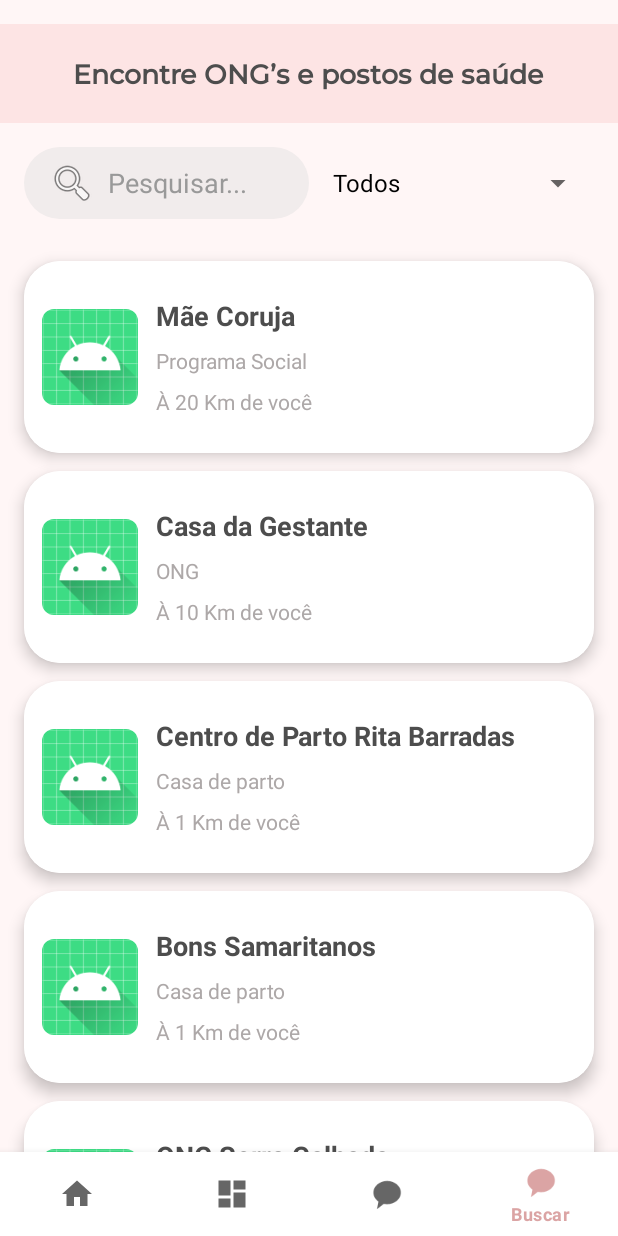
After one commit to vmila1/GestAcao, an Android app: the BuscarFragment screen opened through its navigation route, on a phone screen of 412 x 824 dp. The commit adds this screen. Run offline under Robolectric (Android 15) with nearby library versions, the phone set to English and light mode, and no system bars; our stand-ins replace navigation-ui; Roboto replaces fonts that are not available here.

Commit message:
Adicao da tela de Busca

```diff
--- a/app/src/main/AndroidManifest.xml
+++ b/app/src/main/AndroidManifest.xml
@@ -37,6 +37,8 @@
         </intent-filter>
         </activity>
 
+        <activity android:name=".ui.InstitutionDetailActivity" />
+
         <meta-data
             android:name="preloaded_fonts"
             android:resource="@array/preloaded_fonts" />
--- /dev/null
+++ b/app/src/main/java/com/pjt/gestacao/model/Institution.kt
@@ -0,0 +1,9 @@
+package com.pjt.gestacao.model
+
+data class Institution(
+    val id: Int,
+    val name: String,
+    val type: String,
+    val distance: String,
+    val logoResId: Int      // referência a drawable/mipmap
+)
--- /dev/null
+++ b/app/src/main/java/com/pjt/gestacao/ui/InstitutionDetailActivity.kt
@@ -0,0 +1,12 @@
+package com.pjt.gestacao.ui
+
+import android.os.Bundle
+import androidx.appcompat.app.AppCompatActivity
+import com.pjt.gestacao.R
+
+class InstitutionDetailActivity : AppCompatActivity() {
+    override fun onCreate(savedInstanceState: Bundle?) {
+        super.onCreate(savedInstanceState)
+        setContentView(R.layout.activity_institution_detail)
+    }
+}
--- /dev/null
+++ b/app/src/main/java/com/pjt/gestacao/ui/buscar/BuscarFragment.kt
@@ -0,0 +1,87 @@
+package com.pjt.gestacao.ui.buscar
+
+import android.content.Intent
+import android.os.Bundle
+import android.view.LayoutInflater
+import android.view.View
+import android.view.ViewGroup
+import android.widget.ArrayAdapter
+import android.widget.EditText
+import android.widget.Spinner
+import androidx.core.widget.addTextChangedListener
+import androidx.fragment.app.Fragment
+import androidx.recyclerview.widget.LinearLayoutManager
+import com.pjt.gestacao.R
+import com.pjt.gestacao.databinding.FragmentBuscarBinding
+import com.pjt.gestacao.model.Institution
+import com.pjt.gestacao.ui.buscar.InstitutionAdapter
+import com.pjt.gestacao.ui.InstitutionDetailActivity
+import android.widget.AdapterView
+
+
+class BuscarFragment : Fragment() {
+
+    private var _binding: FragmentBuscarBinding? = null
+    private val binding get() = _binding!!
+
+    private lateinit var adapter: InstitutionAdapter
+
+    private val institutions = listOf(
+        Institution(1, "Mãe Coruja", "Programa Social", "À 20 Km de você", R.mipmap.ic_launcher_round),
+        Institution(2, "Casa da Gestante", "ONG", "À 10 Km de você", R.mipmap.ic_launcher_round),
+        Institution(3, "Centro de Parto Rita Barradas", "Casa de parto", "À 1 Km de você", R.mipmap.ic_launcher_round),
+        Institution(4, "Bons Samaritanos", "Casa de parto", "À 1 Km de você", R.mipmap.ic_launcher_round),
+        Institution(5, "ONG Serra Calhada", "ONG", "À 1 Km de você", R.mipmap.ic_launcher_round),
+    )
+
+    override fun onCreateView(inflater: LayoutInflater, container: ViewGroup?, savedInstanceState: Bundle?): View {
+        _binding = FragmentBuscarBinding.inflate(inflater, container, false)
+        val view = binding.root
+
+        // Configurar RecyclerView
+        adapter = InstitutionAdapter(institutions) { inst ->
+            val intent = Intent(requireContext(), InstitutionDetailActivity::class.java)
+            intent.putExtra("INST_ID", inst.id)
+            startActivity(intent)
+        }
+
+        binding.rvInstitutions.layoutManager = LinearLayoutManager(context)
+        binding.rvInstitutions.adapter = adapter
+
+        // Configurar Spinner
+        val tipos = listOf("Todos") + institutions.map { it.type }.distinct()
+        val spinner = binding.spinnerFilter
+        spinner.adapter = ArrayAdapter(requireContext(), android.R.layout.simple_spinner_dropdown_item, tipos)
+
+        binding.spinnerFilter.onItemSelectedListener = object : AdapterView.OnItemSelectedListener {
+            override fun onItemSelected(parent: AdapterView<*>, view: View?, position: Int, id: Long) {
+                val filtro = parent.getItemAtPosition(position).toString()
+                val query = binding.searchBar.text.toString()
+                applyFilters(query, filtro)
+            }
+
+            override fun onNothingSelected(parent: AdapterView<*>) {}
+        }
+
+
+        // Listener do Search
+        binding.searchBar.addTextChangedListener { text ->
+            val filtro = spinner.selectedItem.toString()
+            applyFilters(text.toString(), filtro)
+        }
+
+        return view
+    }
+
+    private fun applyFilters(query: String, filtro: String) {
+        val filtered = institutions.filter {
+            it.name.contains(query, ignoreCase = true) && (filtro == "Todos" || it.type == filtro)
+        }
+        adapter.updateData(filtered)
+    }
+
+    override fun onDestroyView() {
+        super.onDestroyView()
+        _binding = null
+    }
+}
--- /dev/null
+++ b/app/src/main/java/com/pjt/gestacao/ui/buscar/InstitutionAdapter.kt
@@ -0,0 +1,54 @@
+package com.pjt.gestacao.ui.buscar
+
+import android.view.LayoutInflater
+import android.view.View
+import android.view.ViewGroup
+import android.widget.ImageView
+import android.widget.TextView
+import androidx.recyclerview.widget.RecyclerView
+import com.pjt.gestacao.R
+import com.pjt.gestacao.model.Institution
+
+class InstitutionAdapter(
+    private var items: List<Institution>,
+    private val onClick: (Institution) -> Unit
+) : RecyclerView.Adapter<InstitutionAdapter.ViewHolder>() {
+
+    inner class ViewHolder(private val view: View) : RecyclerView.ViewHolder(view) {
+        // 1) Linkando as views do seu item_institution.xml
+        private val imgLogo: ImageView      = view.findViewById(R.id.imgLogo)
+        private val tvName: TextView        = view.findViewById(R.id.tvName)
+        private val tvType: TextView        = view.findViewById(R.id.tvType)
+        private val tvDistance: TextView    = view.findViewById(R.id.tvDistance)
+
+        fun bind(inst: Institution) {
+            imgLogo.setImageResource(inst.logoResId)
+            tvName.text     = inst.name
+            tvType.text     = inst.type
+            tvDistance.text = inst.distance
+
+            view.setOnClickListener { onClick(inst) }
+        }
+    }
+
+    // 2) Inflando o layout do card
+    override fun onCreateViewHolder(parent: ViewGroup, viewType: Int): ViewHolder {
+        val itemView = LayoutInflater.from(parent.context)
+            .inflate(R.layout.item_institution, parent, false)
+        return ViewHolder(itemView)
+    }
+
+    override fun getItemCount() = items.size
+
+    // 3) Ligando cada item à posição
+    override fun onBindViewHolder(holder: ViewHolder, position: Int) {
+        holder.bind(items[position])
+    }
+
+    /** Chama para atualizar a lista e redesenhar o RecyclerView */
+    fun updateData(newItems: List<Institution>) {
+        items = newItems
+        notifyDataSetChanged()
+    }
+
+}
--- /dev/null
+++ b/app/src/main/res/drawable/search_background.xml
@@ -0,0 +1,4 @@
+<shape xmlns:android="http://schemas.android.com/apk/res/android">
+    <solid android:color="#F1ECEC"/>
+    <corners android:radius="24dp"/>
+</shape>
--- /dev/null
+++ b/app/src/main/res/layout/activity_institution_detail.xml
@@ -0,0 +1,41 @@
+<?xml version="1.0" encoding="utf-8"?>
+<ScrollView xmlns:android="http://schemas.android.com/apk/res/android"
+    android:layout_width="match_parent"
+    android:layout_height="match_parent"
+    android:padding="16dp">
+
+    <LinearLayout
+        android:orientation="vertical"
+        android:layout_width="match_parent"
+        android:layout_height="wrap_content">
+
+        <ImageView
+            android:id="@+id/imgLogoDetail"
+            android:layout_width="match_parent"
+            android:layout_height="200dp"
+            android:scaleType="centerCrop"
+            android:src="@mipmap/ic_launcher_round"/>
+
+        <TextView
+            android:id="@+id/tvNameDetail"
+            android:layout_marginTop="12dp"
+            android:textSize="20sp"
+            android:textStyle="bold"
+            android:layout_width="wrap_content"
+            android:layout_height="wrap_content"/>
+
+        <TextView
+            android:id="@+id/tvTypeDetail"
+            android:layout_marginTop="8dp"
+            android:layout_width="wrap_content"
+            android:layout_height="wrap_content"/>
+
+        <TextView
+            android:id="@+id/tvDistanceDetail"
+            android:layout_marginTop="8dp"
+            android:layout_width="wrap_content"
+            android:layout_height="wrap_content"/>
+
+        <!-- Aqui você pode expandir com mais informações -->
+    </LinearLayout>
+</ScrollView>
--- /dev/null
+++ b/app/src/main/res/layout/fragment_buscar.xml
@@ -0,0 +1,79 @@
+<?xml version="1.0" encoding="utf-8"?>
+<LinearLayout
+    xmlns:android="http://schemas.android.com/apk/res/android"
+    xmlns:tools="http://schemas.android.com/tools"
+    android:orientation="vertical"
+    android:layout_width="match_parent"
+    android:layout_height="match_parent"
+    android:background="#FFF6F6"
+    android:paddingTop="16dp"
+    tools:context="com.pjt.gestacao.ui.buscar.BuscarFragment">
+
+    <!-- 1) HEADER -->
+
+    <!-- 2) SEARCH BAR em container branco, com overflow no header -->
+    <FrameLayout
+        android:layout_width="match_parent"
+        android:layout_height="66dp"
+        android:background="#FDE4E4"
+        android:orientation="horizontal">
+
+        <TextView
+            android:layout_width="wrap_content"
+            android:layout_height="wrap_content"
+            android:layout_gravity="center"
+            android:fontFamily="@font/montserrat_medium"
+            android:text="Encontre ONG’s e postos de saúde"
+            android:textColor="#4D4D4D"
+            android:textSize="18sp"
+            android:textStyle="bold" />
+    </FrameLayout>
+
+    <LinearLayout
+        android:layout_width="match_parent"
+        android:layout_height="wrap_content"
+        android:layout_marginTop="16dp"
+        android:layout_marginStart="16dp"
+        android:layout_marginEnd="16dp"
+        android:layout_marginBottom="16dp"
+        android:orientation="horizontal">
+
+
+        <EditText
+            android:id="@+id/searchBar"
+            android:layout_width="250dp"
+            android:layout_height="48dp"
+            android:layout_gravity="start"
+            android:layout_weight="1"
+            android:background="@drawable/search_background"
+            android:drawableStart="@android:drawable/ic_menu_search"
+            android:drawablePadding="8dp"
+            android:hint="Pesquisar..."
+            android:importantForAutofill="no"
+            android:inputType="text"
+            android:paddingStart="16dp"
+            android:textColor="#ADA8A8"
+            android:textColorHint="#999999" />
+
+        <Spinner
+            android:id="@+id/spinnerFilter"
+            android:layout_width="wrap_content"
+            android:layout_height="match_parent"
+            android:layout_gravity="center_vertical"
+            android:layout_marginStart="8dp"
+            android:dropDownWidth="fill_parent"
+            android:spinnerMode="dialog" />
+
+
+    </LinearLayout>
+
+    <!-- 3) LISTA DE CARDS -->
+    <androidx.recyclerview.widget.RecyclerView
+        android:id="@+id/rvInstitutions"
+        android:layout_width="match_parent"
+        android:layout_height="0dp"
+        android:layout_weight="1"
+        android:clipToPadding="false"
+        android:paddingTop="12dp"
+        tools:listitem="@layout/item_institution" />
+</LinearLayout>
--- /dev/null
+++ b/app/src/main/res/layout/item_institution.xml
@@ -0,0 +1,67 @@
+<?xml version="1.0" encoding="utf-8"?>
+<com.google.android.material.card.MaterialCardView
+    xmlns:android="http://schemas.android.com/apk/res/android"
+    xmlns:app="http://schemas.android.com/apk/res-auto"
+    android:layout_width="match_parent"
+    android:layout_height="wrap_content"
+    android:layout_marginStart="16dp"
+    android:layout_marginEnd="16dp"
+    android:layout_marginBottom="12dp"
+    app:cardCornerRadius="24dp"
+    app:cardElevation="6dp"
+    android:clickable="true"
+    android:foreground="?attr/selectableItemBackground">
+
+    <LinearLayout
+        android:layout_width="match_parent"
+        android:layout_height="128dp"
+        android:orientation="horizontal"
+        android:background="@color/white"
+        android:padding="12dp"
+        android:gravity="center_vertical">
+
+        <!-- LOGO arredondada -->
+        <com.google.android.material.imageview.ShapeableImageView
+            android:id="@+id/imgLogo"
+            android:layout_width="64dp"
+            android:layout_height="64dp"
+            android:layout_marginEnd="12dp"
+            app:shapeAppearanceOverlay="@style/ShapeAppearance.App.RoundedCorner8"
+            android:scaleType="centerCrop"
+            android:src="@mipmap/ic_launcher_round"/>
+
+        <!-- TEXTO -->
+        <LinearLayout
+            android:layout_width="0dp"
+            android:layout_height="wrap_content"
+            android:layout_weight="1"
+            android:orientation="vertical"
+            android:gravity="center_vertical">
+
+            <TextView
+                android:id="@+id/tvName"
+                android:layout_width="wrap_content"
+                android:layout_height="wrap_content"
+                android:text="Nome da ONG"
+                android:textColor="#4D4D4D"
+                android:textSize="18sp"
+                android:textStyle="bold"/>
+
+            <TextView
+                android:id="@+id/tvType"
+                android:layout_width="wrap_content"
+                android:layout_height="wrap_content"
+                android:text="Tipo / Programa"
+                android:textColor="#ADA8A8"
+                android:layout_marginTop="8dp"/>
+
+            <TextView
+                android:id="@+id/tvDistance"
+                android:layout_width="wrap_content"
+                android:layout_height="wrap_content"
+                android:text="À X Km de você"
+                android:textColor="#ADA8A8"
+                android:layout_marginTop="8dp"/>
+        </LinearLayout>
+    </LinearLayout>
+</com.google.android.material.card.MaterialCardView>
--- a/app/src/main/res/menu/bottom_nav_menu.xml
+++ b/app/src/main/res/menu/bottom_nav_menu.xml
@@ -14,4 +14,10 @@
     <item
         android:id="@+id/navigation_chat_actual"  android:icon="@android:drawable/sym_action_chat"
         android:title="@string/title_chat" />
+
+    <item
+        android:id="@+id/navigation_buscar"
+        android:icon="@android:drawable/sym_action_chat"
+        android:title="Buscar" />
+
 </menu>
--- a/app/src/main/res/navigation/mobile_navigation.xml
+++ b/app/src/main/res/navigation/mobile_navigation.xml
@@ -37,4 +37,10 @@
             app:popUpToInclusive="true" />
     </fragment>
 
+    <fragment
+        android:id="@+id/navigation_buscar"
+        android:name="com.pjt.gestacao.ui.buscar.BuscarFragment"
+        android:label="Buscar"
+        tools:layout="@layout/fragment_buscar" />
+
 </navigation>
--- a/app/src/main/res/values/styles.xml
+++ b/app/src/main/res/values/styles.xml
@@ -14,4 +14,9 @@
         <item name="android:textAllCaps">false</item>
     </style>
 
+    <style name="ShapeAppearance.App.RoundedCorner8" parent="">
+        <item name="cornerFamily">rounded</item>
+        <item name="cornerSize">8dp</item>
+    </style>
+
 </resources>
```
